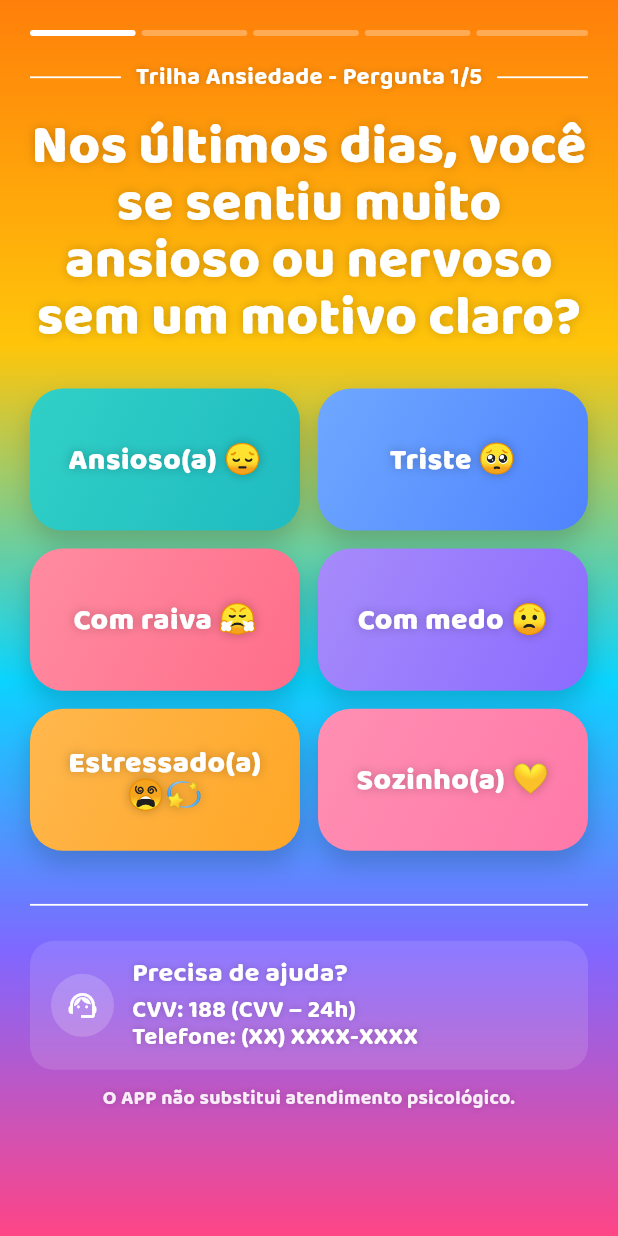
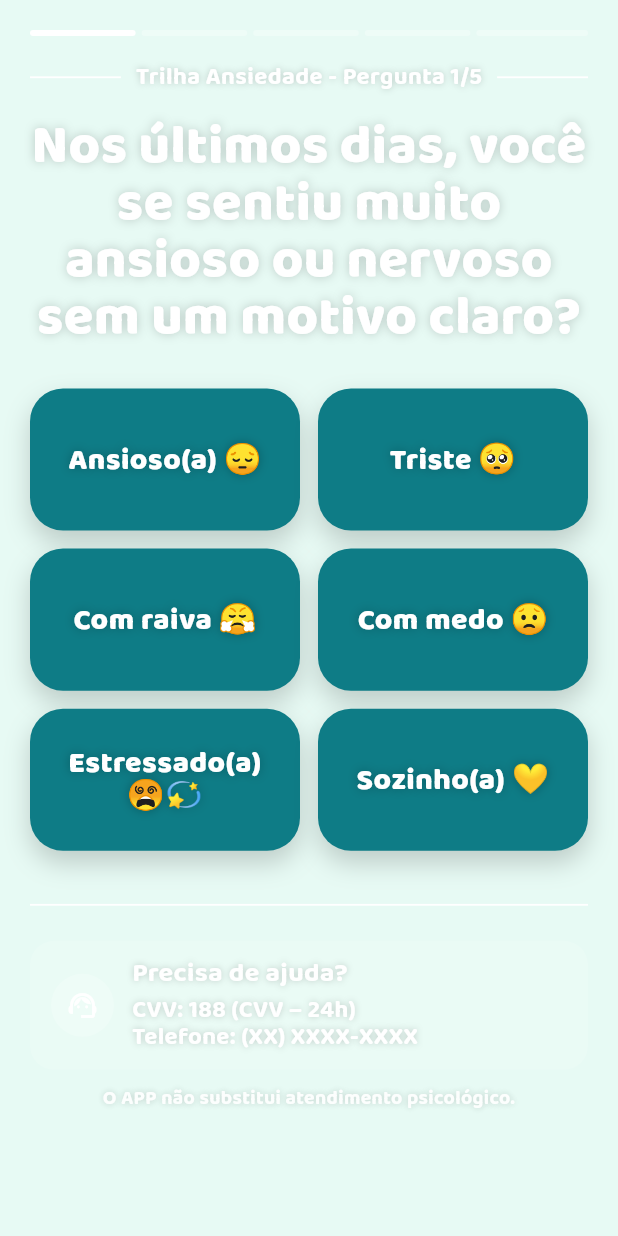
Before and after one commit to VitorRCamacho/PsicoHelpMobile, a Flutter app: the Pergunta1AnsiedadeScreen screen opened by its route, on a phone screen of 412 x 824 dp. Run offline on Flutter 3.47's test engine with Material 3 defaults, Android fonts, the light colour scheme and no system bars; our stand-ins replace google_fonts.

Commit message:
Novo modelo de design do ansiedade 1

```diff
--- a/lib/screens/Trilha/Ansiedade/Pergunta1_Ansiedade.dart
+++ b/lib/screens/Trilha/Ansiedade/Pergunta1_Ansiedade.dart
@@ -199,9 +199,11 @@ class _EmotionGrid extends StatelessWidget {
   }
 }
 
+// ===== WIDGET _EmotionButton CORRIGIDO =====
+
 class _EmotionButton extends StatelessWidget {
   final String label;
-  final List<Color> colors;
+  final List<Color> colors; // Manteremos para não quebrar a chamada, mas não usaremos
   final VoidCallback onTap;
   const _EmotionButton({
     super.key,
@@ -213,7 +215,7 @@ class _EmotionButton extends StatelessWidget {
   @override
   Widget build(BuildContext context) {
     final style = GoogleFonts.baloo2(
-      color: Colors.white,
+      color: Colors.white, // O texto branco ficará ótimo no botão escuro
       fontSize: 20,
       fontWeight: FontWeight.w900,
       height: 1.05,
@@ -223,7 +225,9 @@ class _EmotionButton extends StatelessWidget {
 
     return Container(
       decoration: BoxDecoration(
-        gradient: LinearGradient(colors: colors, begin: Alignment.topLeft, end: Alignment.bottomRight),
+        // ANTES: gradient: LinearGradient(colors: colors, ...),
+        // AGORA: Usamos uma cor sólida
+        color: const Color(0xFF0E7C86),
         borderRadius: BorderRadius.circular(22),
         boxShadow: [BoxShadow(color: Colors.black.withOpacity(.18), blurRadius: 14, offset: const Offset(0, 8))],
       ),
@@ -232,6 +236,8 @@ class _EmotionButton extends StatelessWidget {
         child: InkWell(
           borderRadius: BorderRadius.circular(22),
           onTap: onTap,
+          splashColor: Colors.white.withOpacity(0.2), // Efeito de clique branco fica melhor
+          highlightColor: Colors.white.withOpacity(0.1),
           child: Center(
             child: Padding(
               padding: const EdgeInsets.symmetric(horizontal: 10, vertical: 4),
@@ -288,23 +294,7 @@ class _BackgroundGradient extends StatelessWidget {
 
   @override
   Widget build(BuildContext context) {
-    return const Positioned.fill(
-      child: DecoratedBox(
-        decoration: BoxDecoration(
-          gradient: LinearGradient(
-            begin: Alignment.topCenter,
-            end: Alignment.bottomCenter,
-            colors: [
-              Color(0xFFFF7A00),
-              Color(0xFFFFC300),
-              Color(0xFF00D2FF),
-              Color(0xFF7B61FF),
-              Color(0xFFFF3D81),
-            ],
-            stops: [0.0, 0.28, 0.55, 0.77, 1.0],
-          ),
-        ),
-      ),
-    );
+    // Trocamos o gradiente por um container com uma cor sólida
+    return Container(color: const Color(0xFFE6FAF4));
   }
 }
```
